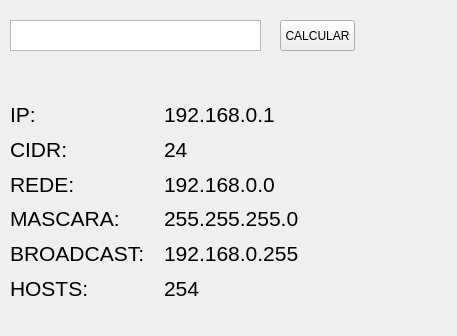
Qt form telaip.ui (adenir/ipcalc) before a commit.
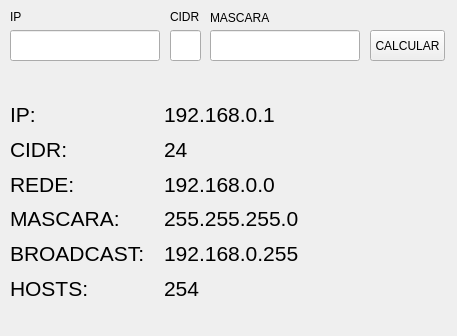
The same form after that commit.

Diff of the .ui file:
```diff
--- a/telaip.ui
+++ b/telaip.ui
@@ -14,12 +14,12 @@
    <string>MainWindow</string>
   </property>
   <widget class="QWidget" name="centralwidget">
-   <widget class="QTextEdit" name="text_ip">
+   <widget class="QLineEdit" name="text_ip">
     <property name="geometry">
      <rect>
       <x>10</x>
-      <y>20</y>
-      <width>251</width>
+      <y>30</y>
+      <width>150</width>
       <height>31</height>
      </rect>
     </property>
@@ -27,8 +27,8 @@
    <widget class="QPushButton" name="btn_calcIP">
     <property name="geometry">
      <rect>
-      <x>280</x>
-      <y>20</y>
+      <x>370</x>
+      <y>30</y>
       <width>75</width>
       <height>31</height>
      </rect>
@@ -193,6 +193,65 @@
      </item>
     </layout>
    </widget>
+   <widget class="QLabel" name="label">
+    <property name="geometry">
+     <rect>
+      <x>10</x>
+      <y>10</y>
+      <width>47</width>
+      <height>13</height>
+     </rect>
+    </property>
+    <property name="text">
+     <string>IP</string>
+    </property>
+   </widget>
+   <widget class="QLineEdit" name="edit_cidr">
+    <property name="geometry">
+     <rect>
+      <x>170</x>
+      <y>30</y>
+      <width>31</width>
+      <height>31</height>
+     </rect>
+    </property>
+   </widget>
+   <widget class="QLineEdit" name="edit_Mask">
+    <property name="geometry">
+     <rect>
+      <x>210</x>
+      <y>30</y>
+      <width>150</width>
+      <height>31</height>
+     </rect>
+    </property>
+   </widget>
+   <widget class="QLabel" name="label_2">
+    <property name="geometry">
+     <rect>
+      <x>170</x>
+      <y>10</y>
+      <width>47</width>
+      <height>13</height>
+     </rect>
+    </property>
+    <property name="text">
+     <string>CIDR</string>
+    </property>
+   </widget>
+   <widget class="QLabel" name="label_3">
+    <property name="geometry">
+     <rect>
+      <x>210</x>
+      <y>10</y>
+      <width>61</width>
+      <height>16</height>
+     </rect>
+    </property>
+    <property name="text">
+     <string>MASCARA</string>
+    </property>
+   </widget>
   </widget>
  </widget>
  <resources/>
```
Left out of the diff: 2 changed lines with no effect on the pictures.
